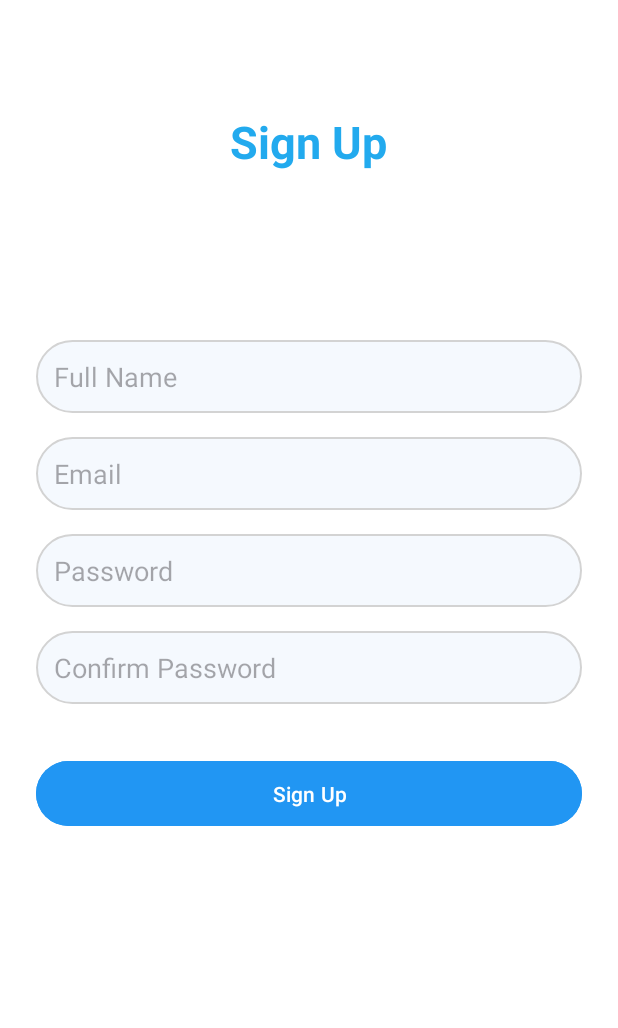
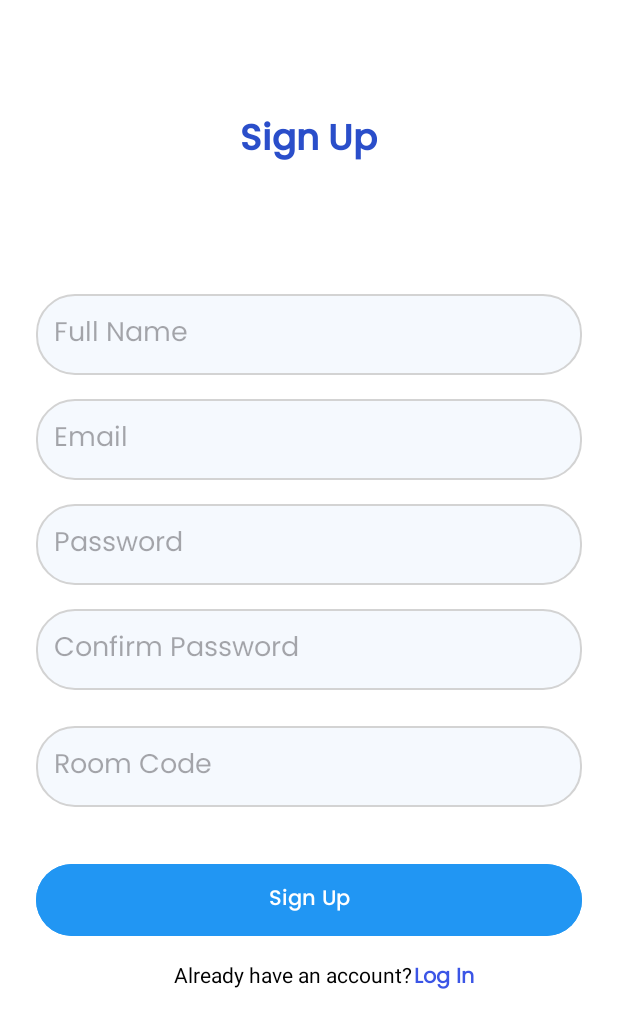
Before and after one commit to Surajgholase/JustChat, an Android app: the layout activity_signup.xml on its own in the app's theme, with its tools: preview values and no code run, on a phone screen of 412 x 824 dp. Shown: the top 1028 px of the screen. Run offline under Robolectric (Android 15) with nearby library versions, the phone set to English and light mode, and no system bars.

Commit message:
designed proper signup activity

```diff
--- a/app/src/main/res/layout/activity_login.xml
+++ b/app/src/main/res/layout/activity_login.xml
@@ -76,12 +76,15 @@
             android:layout_height="wrap_content"
             android:text="Don’t have account? "
             android:textSize="14sp"
-            android:textColor="#888888"/>
+            android:textColor="#000000"/>
 
         <TextView
+            android:id="@+id/etSinup"
             android:layout_width="wrap_content"
             android:layout_height="wrap_content"
             android:text="Sign Up"
+            android:layout_marginLeft="1sp"
+            android:fontFamily="@font/popregular"
             android:textSize="14sp"
             android:textColor="#3B55E6"
             android:textStyle="bold"/>
--- a/app/src/main/res/layout/activity_signup.xml
+++ b/app/src/main/res/layout/activity_signup.xml
@@ -18,10 +18,11 @@
             android:layout_width="wrap_content"
             android:layout_height="wrap_content"
             android:text="Sign Up"
-            android:textSize="30dp"
+            android:fontFamily="@font/popmedium"
+            android:textSize="24sp"
             android:layout_marginTop="50dp"
             android:textStyle="bold"
-            android:textColor="#2ae"
+            android:textColor="#2A4ECA"
             android:layout_marginBottom="32dp" />
 
         <EditText
@@ -29,8 +30,9 @@
             android:layout_width="match_parent"
             android:layout_height="wrap_content"
             android:hint="Full Name"
+            android:fontFamily="@font/popregular"
             android:inputType="textPersonName"
-            android:layout_marginTop="80dp"
+            android:layout_marginTop="50dp"
             android:padding="12dp"
             android:background="@drawable/edit_text"
             android:layout_marginBottom="16dp" />
@@ -41,6 +43,7 @@
             android:layout_height="wrap_content"
             android:hint="Email"
             android:inputType="textEmailAddress"
+            android:fontFamily="@font/popregular"
             android:padding="12dp"
             android:background="@drawable/edit_text"
             android:layout_marginBottom="16dp" />
@@ -50,6 +53,7 @@
             android:layout_width="match_parent"
             android:layout_height="wrap_content"
             android:hint="Password"
+            android:fontFamily="@font/popregular"
             android:inputType="textPassword"
             android:padding="12dp"
             android:background="@drawable/edit_text"
@@ -60,6 +64,17 @@
             android:layout_width="match_parent"
             android:layout_height="wrap_content"
             android:hint="Confirm Password"
+            android:fontFamily="@font/popregular"
+            android:inputType="textPassword"
+            android:padding="12dp"
+            android:background="@drawable/edit_text"
+            android:layout_marginBottom="24dp" />
+        <EditText
+            android:id="@+id/etRoomCode"
+            android:layout_width="match_parent"
+            android:layout_height="wrap_content"
+            android:hint="Room Code"
+            android:fontFamily="@font/popregular"
             android:inputType="textPassword"
             android:padding="12dp"
             android:background="@drawable/edit_text"
@@ -70,10 +85,38 @@
             android:layout_width="match_parent"
             android:layout_height="wrap_content"
             android:text="Sign Up"
+            android:fontFamily="@font/popmedium"
             android:layout_marginTop="10dp"
             android:backgroundTint="#2196F3"
             android:textColor="#FFFFFF"
             android:padding="12dp" />
 
+
+        <LinearLayout
+            android:layout_width="wrap_content"
+            android:layout_height="wrap_content"
+            android:orientation="horizontal"
+            android:layout_marginTop="12dp"
+            android:layout_marginLeft="10dp">
+
+            <TextView
+                android:layout_width="wrap_content"
+                android:layout_height="wrap_content"
+                android:text="Already have an account?"
+                android:textSize="14sp"
+                android:textColor="#000000"/>
+
+            <TextView
+                android:id="@+id/etSinup"
+                android:layout_width="wrap_content"
+                android:layout_height="wrap_content"
+                android:text="Log In"
+                android:layout_marginLeft="1dp"
+                android:fontFamily="@font/popregular"
+                android:textSize="14sp"
+                android:textColor="#3B55E6"
+                android:textStyle="bold"/>
+        </LinearLayout>
+
     </LinearLayout>
 </ScrollView>
```
